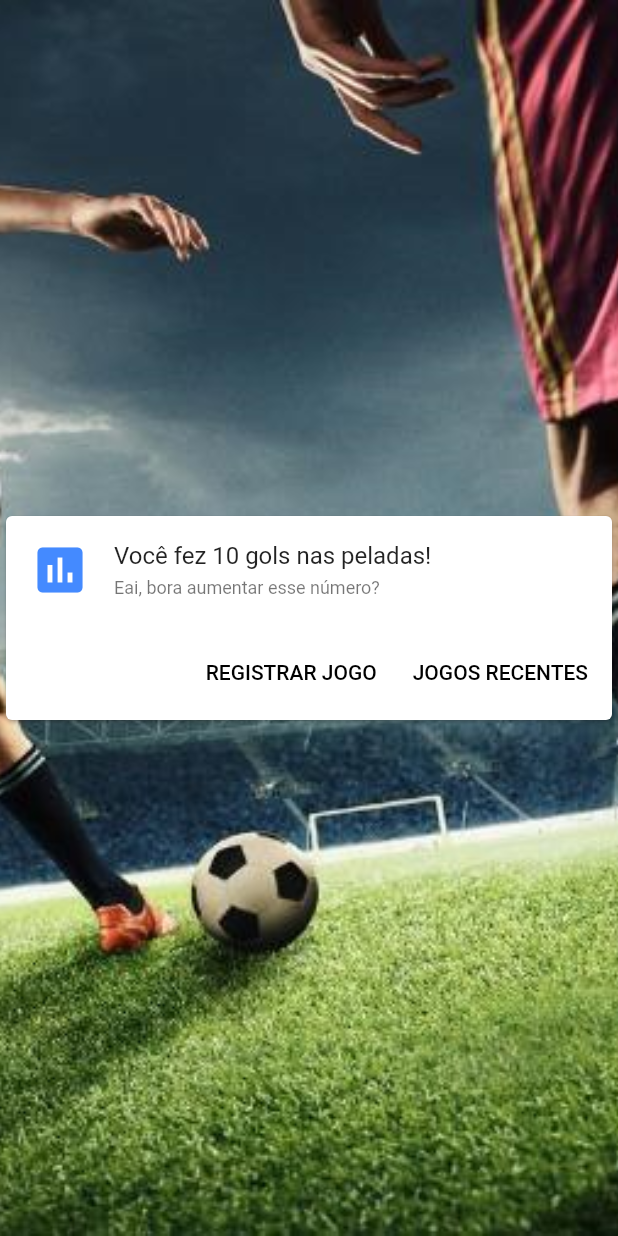
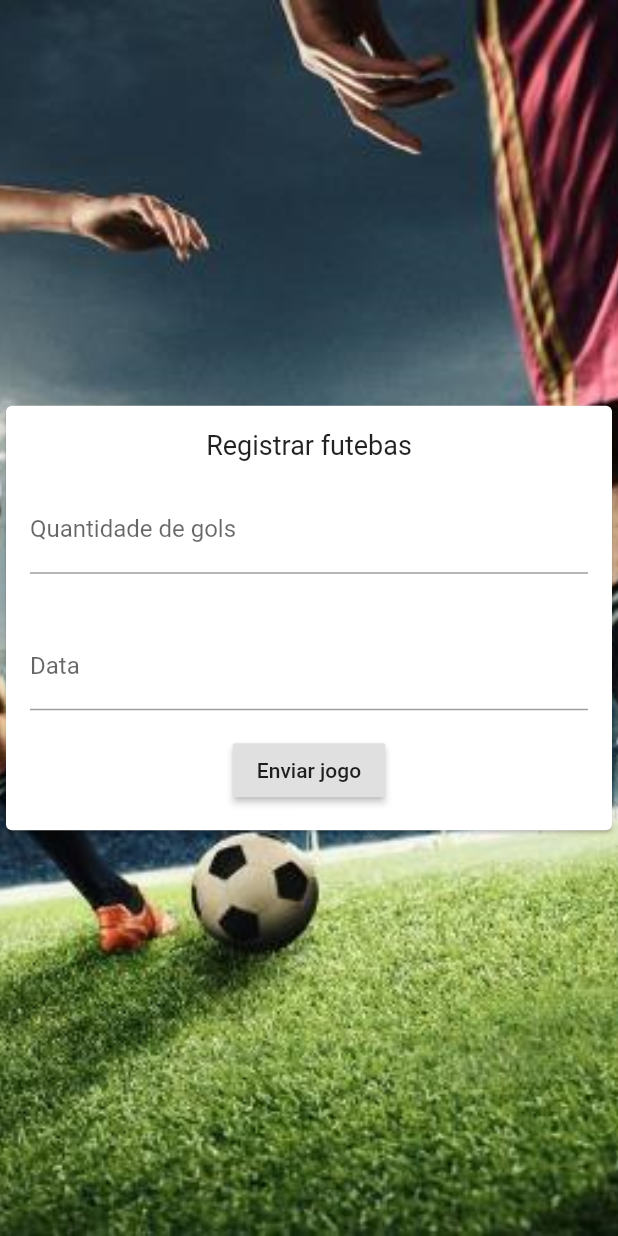
Before and after one commit to LeoFurone/SoccerFlutter, a Flutter app: the screen it shows after launch, after a tap on "REGISTRAR JOGO", on a phone screen of 412 x 824 dp. Run offline on Flutter 3.47's test engine with Material 2 defaults, Android fonts, the phone set to English and light mode, and no system bars.

Commit message:
Quase pronto...

```diff
--- /dev/null
+++ b/lib/components/cardJogos.dart
@@ -0,0 +1,30 @@
+import 'package:aprendendoflutter/models/futebas.dart';
+import 'package:flutter/material.dart';
+
+class CardJogos extends StatelessWidget {
+
+  final Futebas _futebas;
+
+  CardJogos(this._futebas);
+
+  @override
+  Widget build(BuildContext context) {
+    return Padding(
+      padding: const EdgeInsets.only(top: 8,bottom: 8),
+      child: Card(
+        child: Column(
+          mainAxisSize: MainAxisSize.min,
+          children: <Widget>[
+            ListTile(
+              title: Text('Gols: ' + _futebas.gols.toString()),
+              subtitle: Text(
+                'Data: ' + _futebas.data.replaceAll(' ', '/'), style: TextStyle(fontSize: 12),
+              ),
+            ),
+          ],
+        ),
+      ),
+    );
+  }
+
+}
--- /dev/null
+++ b/lib/components/formulario.dart
@@ -0,0 +1,29 @@
+import 'package:flutter/material.dart';
+
+class Formulario extends StatelessWidget {
+  final TextEditingController controlador;
+  final String rotulo;
+  final String dica;
+
+  Formulario({
+    this.controlador,
+    this.rotulo,
+    this.dica,
+  });
+
+  @override
+  Widget build(BuildContext context) {
+    return Padding(
+      padding: const EdgeInsets.all(16.0),
+      child: TextField(
+        controller: controlador,
+        style: TextStyle(fontSize: 16.0),
+        decoration: InputDecoration(
+          labelText: rotulo,
+          hintText: dica,
+        ),
+        keyboardType: TextInputType.number,
+      ),
+    );
+  }
+}
--- a/lib/components/fundo.dart
+++ b/lib/components/fundo.dart
@@ -4,13 +4,17 @@ class FundoTela extends StatelessWidget {
 
   @override
   Widget build(BuildContext context) {
-    return Container(
-        decoration: BoxDecoration(
-          image: DecorationImage(
-            image: AssetImage("assets/images/back.png"),
-            fit: BoxFit.cover,
-          ),
-        )
+    return Container();
+  }
+
+  static BoxDecoration propriedades(){
+    return BoxDecoration(
+      image: DecorationImage(
+        image: AssetImage("assets/images/back.png"),
+        fit: BoxFit.cover,
+      ),
     );
   }
+
+
 }
--- /dev/null
+++ b/lib/models/futebas.dart
@@ -0,0 +1,15 @@
+class Futebas {
+  final int gols;
+  final String data;
+
+  Futebas(
+      this.gols,
+      this.data,
+      );
+
+  @override
+  String toString() {
+    return 'Futebas{Gols: $gols, Data: $data}';
+  }
+
+}
--- /dev/null
+++ b/lib/screens/FormJogo.dart
@@ -0,0 +1,58 @@
+import 'package:aprendendoflutter/components/formulario.dart';
+import 'package:aprendendoflutter/components/fundo.dart';
+import 'package:aprendendoflutter/models/futebas.dart';
+import 'package:flutter/material.dart';
+
+class FormJogo extends StatelessWidget {
+  final TextEditingController _controladorCampoGol = TextEditingController();
+  final TextEditingController _controladorCampoData = TextEditingController();
+
+  @override
+  Widget build(BuildContext context) {
+    return Scaffold(
+        body:
+        Container(
+          decoration: FundoTela.propriedades(),
+          child: Center(
+            child: Card(
+              child: Column(
+                mainAxisSize: MainAxisSize.min,
+                children: <Widget>[
+                  Padding(
+                    padding: const EdgeInsets.only(top: 16),
+                    child: Text("Registrar futebas", style: TextStyle(fontSize: 18)),
+                  ),
+                  Formulario(
+                    controlador: _controladorCampoGol,
+                    rotulo: "Quantidade de gols",
+                    dica: "0",),
+                  Formulario(
+                    controlador: _controladorCampoData,
+                    rotulo: "Data",
+                    dica: "25 02 1999",),
+                  Padding(
+                    padding: const EdgeInsets.only(bottom: 16),
+                    child: RaisedButton(
+                      child: Text("Enviar jogo"),
+                      onPressed: () => _criaFutebas(context),
+                    ),
+                  ),
+                ],
+              ),
+            ),
+          ),
+        )
+    );
+  }
+
+  void _criaFutebas(BuildContext context){
+    final int gols = int.tryParse(_controladorCampoGol.text);
+    final String data = _controladorCampoData.text;
+
+    if (gols != null && data != '' && data.contains(' ')) {
+      final futebasCriado = Futebas(gols,data);
+      Navigator.pop(context, futebasCriado);
+    }
+  }
+
+}
--- a/lib/screens/MyHomePage.dart
+++ b/lib/screens/MyHomePage.dart
@@ -1,19 +1,28 @@
+import 'package:aprendendoflutter/components/fundo.dart';
+import 'package:aprendendoflutter/models/futebas.dart';
+import 'package:aprendendoflutter/screens/FormJogo.dart';
+import 'package:aprendendoflutter/screens/ListaFutebas.dart';
 import 'package:flutter/material.dart';
 
-class MyHomePage extends StatelessWidget {
-  final int _score = 10;
+
+class MyHomePage extends StatefulWidget {
+  final List<Futebas> _futebasLista = List();
+
+  @override
+  State<StatefulWidget> createState() {
+    return MyHomePageState();
+  }
+}
+
+class MyHomePageState extends State<MyHomePage> {
+  int _score = 0;
 
   @override
   Widget build(BuildContext context) {
     return Scaffold(
-        backgroundColor: Colors.black,
-        body: Container(
-          decoration: BoxDecoration(
-            image: DecorationImage(
-              image: AssetImage("assets/images/back.png"),
-              fit: BoxFit.cover,
-            ),
-          ),
+        body:
+        Container(
+          decoration: FundoTela.propriedades(),
           child: Center(
             child: Card(
               child: Column(
@@ -25,8 +34,8 @@ class MyHomePage extends StatelessWidget {
                       size: 40,
                       color: Colors.blueAccent,
                     ),
-                    title: Text(
-                        "Você fez ${_score.toString()} gols nas peladas!"),
+                    title: _score > 0 ? Text("Você fez ${_score.toString()} gol(s) nos futebas!") : Text("Sem gols nos futebas! :(")
+                    ,
                     subtitle: Text(
                       'Eai, bora aumentar esse número?',
                       style: TextStyle(fontSize: 12),
@@ -35,15 +44,29 @@ class MyHomePage extends StatelessWidget {
                   ButtonBar(
                     children: <Widget>[
                       FlatButton(
-                        child: const Text('REGISTRAR JOGO'),
-                        onPressed: () {
-                          /* ... */
-                        },
+                          child: const Text('REGISTRAR JOGO'),
+                          onPressed:  () {
+                            final Future<Futebas> retornoRegistro = Navigator.push(context, MaterialPageRoute(builder: (context) {
+                              return FormJogo();
+                            }));
+                            retornoRegistro.then(
+                                    (futebasRecebido) {
+                                  debugPrint('$futebasRecebido');
+                                  setState(() {
+                                    _score = _score + futebasRecebido.gols;
+                                  });
+                                  widget._futebasLista.add(futebasRecebido);
+                                });
+                          }
                       ),
                       FlatButton(
-                        child: const Text('JOGOS RECENTES'),
+                        child: const Text('TODOS OS JOGOS'),
                         onPressed: () {
-                          /* ... */
+                          Navigator.push(
+                              context,
+                              MaterialPageRoute(
+                                builder: (context) => ListaFutebas(futebasLista: widget._futebasLista,),
+                              ));
                         },
                       ),
                     ],
--- a/lib/screens/form_jogo.dart
+++ /dev/null
@@ -1,8 +0,0 @@
-import 'package:flutter/material.dart';
-
-class form_jogo extends StatelessWidget {
-  @override
-  Widget build(BuildContext context) {
-    return Container();
-  }
-}
```
Also changed, not shown: lib/screens/jogos_recentes.dart (deleted).
